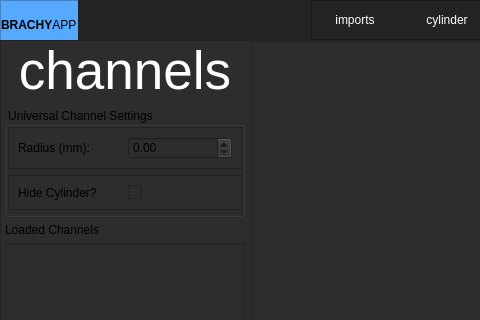
Above: Presentation/MainWindow/ui_main.ui from nsmela/brachify before the change; both pictures show x 0 to 480 and y 0 to 320 of the 1000 by 715 pixel window. Below: the same form after it.
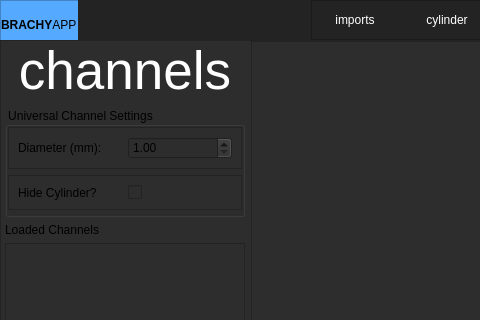
That is the form after the change.

Commit message: switched to diameter instead of radius for needle channels

```diff
--- a/Presentation/MainWindow/ui_main.ui
+++ b/Presentation/MainWindow/ui_main.ui
@@ -803,12 +803,22 @@
                     <item>
                      <widget class="QLabel" name="label_8">
                       <property name="text">
-                       <string>Radius (mm):</string>
+                       <string>Diameter (mm):</string>
                       </property>
                      </widget>
                     </item>
                     <item>
-                     <widget class="QDoubleSpinBox" name="channelRadiusSpinBox"/>
+                     <widget class="QDoubleSpinBox" name="channelDiameterSpinBox">
+                      <property name="minimum">
+                       <double>1.000000000000000</double>
+                      </property>
+                      <property name="maximum">
+                       <double>15.000000000000000</double>
+                      </property>
+                      <property name="singleStep">
+                       <double>0.500000000000000</double>
+                      </property>
+                     </widget>
                     </item>
                    </layout>
                   </widget>
```
The commit also changes 5 other files.
